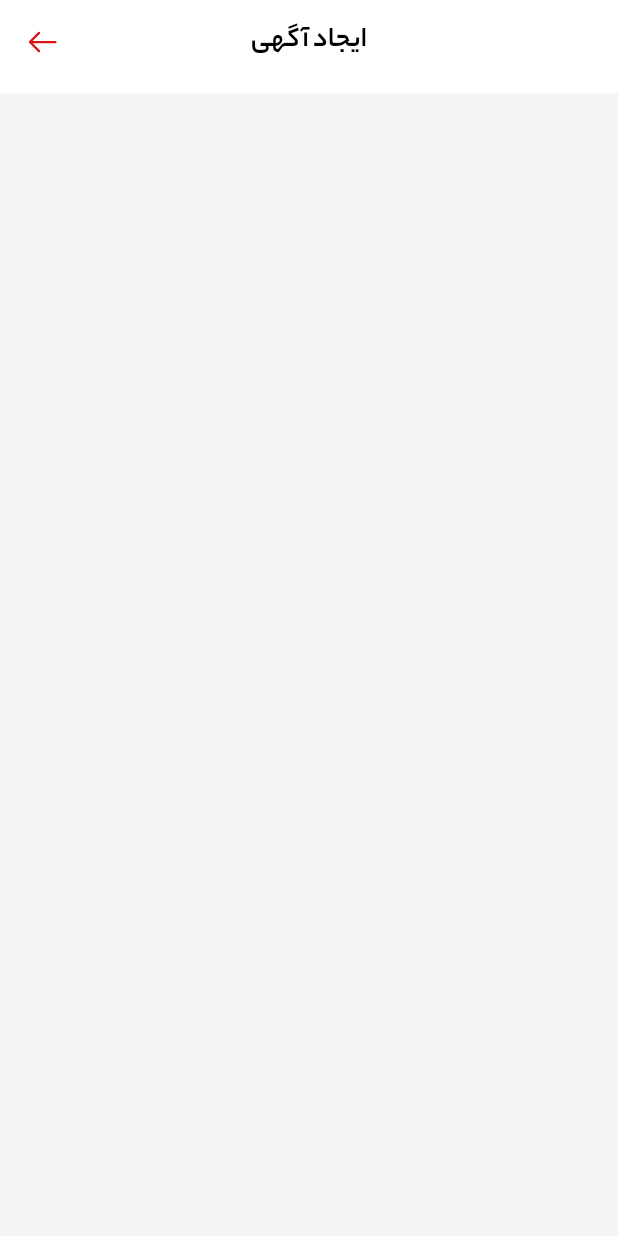
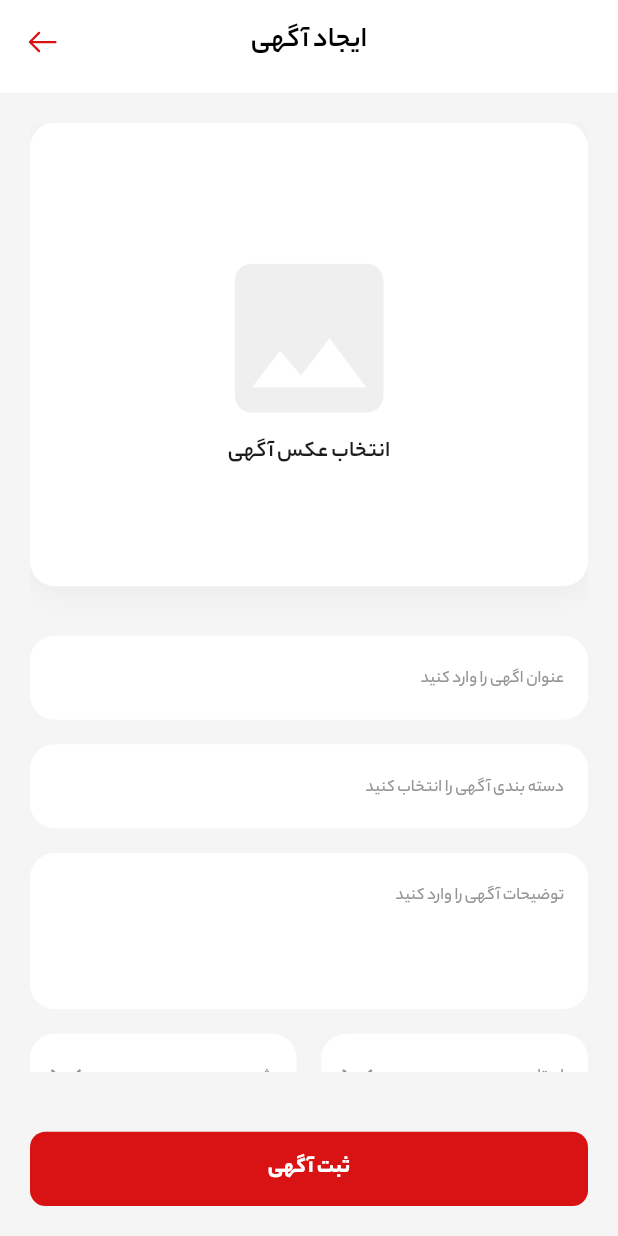
Before and after one commit to mohammad-dehghanifard/flutter_divar_clone_bloc, a Flutter app: the CreateAdsView screen opened directly, on a phone screen of 412 x 824 dp. Run offline on Flutter 3.47's test engine with Material 3 defaults, Android fonts, the phone set to English and light mode, and no system bars; our stand-ins replace bloc, cached_network_image, dio, flutter_bloc, flutter_svg, image_picker and 3 more; accounts and stored records are empty.

Commit message:
completed create ads view ui

```diff
--- a/lib/features/ads/presentation/views/create/create_ads_view.dart
+++ b/lib/features/ads/presentation/views/create/create_ads_view.dart
@@ -1,13 +1,100 @@
 import 'package:flutter/material.dart';
+import 'package:flutter_divar_clone_bloc/core/common/constants/distances.dart';
+import 'package:flutter_divar_clone_bloc/core/common/constants/ui_colors.dart';
+import 'package:flutter_divar_clone_bloc/core/common/widgets/custom_button_widget.dart';
 import 'package:flutter_divar_clone_bloc/core/common/widgets/page_app_bar_widget.dart';
+import 'package:flutter_divar_clone_bloc/core/common/widgets/text_field_widget.dart';
+import 'package:flutter_divar_clone_bloc/gen/assets.gen.dart';
+import 'package:responsive_sizer/responsive_sizer.dart';
 
 class CreateAdsView extends StatelessWidget {
   const CreateAdsView({super.key});
 
   @override
   Widget build(BuildContext context) {
-    return const Scaffold(
-      appBar: PageAppBarWidget(title: "ایجاد آگهی"),
+    return Scaffold(
+      appBar: const PageAppBarWidget(title: "ایجاد آگهی"),
+      bottomNavigationBar: Padding(
+        padding: const EdgeInsets.all(Distances.bodyMargin),
+        child: CustomButtonWidget(onTap: () {}, text: "ثبت آگهی"),
+      ),
+      body: Padding(
+        padding: const EdgeInsets.all(Distances.bodyMargin),
+        child: SingleChildScrollView(
+          child: Column(
+            children: [
+              // ads image
+              GestureDetector(
+                onTap: () {
+
+                },
+                child: Container(
+                  width: double.infinity,
+                  height: 75.w,
+                  decoration: BoxDecoration(
+                    borderRadius: BorderRadius.circular(4.w),
+                    color: UiColors.whiteColor,
+                    boxShadow: [
+                      BoxShadow(
+                        color: UiColors.borderColor.withOpacity(0.10),
+                        blurRadius: 15,
+                        offset: const Offset(0, 5)
+                      )
+                    ]
+                  ),
+                  child: Column(
+                    mainAxisAlignment: MainAxisAlignment.center,
+                    children: [
+                      Icon(Icons.image,size: 32.w,color: UiColors.greyColor),
+                      Text("انتخاب عکس آگهی",style: TextStyle(fontSize: 16.sp,fontWeight: FontWeight.w700))
+                    ],
+                  ),
+                ),
+              ),
+              SizedBox(height: 8.w),
+              // ads title
+              const TextFieldWidget(
+                hintText: "عنوان اگهی را وارد کنید",
+              ),
+              SizedBox(height: 4.w),
+              // ads category
+              const TextFieldWidget(
+                hintText: "دسته بندی آگهی را انتخاب کنید",
+                readOnly: true,
+              ),
+              SizedBox(height: 4.w),
+              // ads description
+              const TextFieldWidget(
+                hintText: "توضیحات آگهی را وارد کنید",
+                maxLines: 3,
+              ),
+              SizedBox(height: 4.w),
+              // province and city
+              Row(
+                children: [
+                  Expanded(
+                      child: TextFieldWidget(
+                          onTap: () {
+
+                          },
+                          hintText: "استان",
+                          readOnly: true,
+                          iconPath: Assets.svgs.arrowDown)),
+                  SizedBox(width: 4.w),
+                  Expanded(
+                      child: TextFieldWidget(
+                          onTap: () {
+
+                          },
+                          hintText: "شهر",
+                          readOnly: true,
+                          iconPath: Assets.svgs.arrowDown)),
+                ],
+              ),
+            ],
+          ),
+        ),
+      ),
     );
   }
 }
--- a/lib/features/home/presentation/views/home_view.dart
+++ b/lib/features/home/presentation/views/home_view.dart
@@ -31,7 +31,7 @@ class _HomeViewState extends State<HomeView> {
     // app bar
     final Widget appBar = Container(
       width: double.infinity,
-      padding: EdgeInsets.symmetric(horizontal: 4.w, vertical: 3.w),
+      padding: EdgeInsets.only(top: 8.w,left: 6.w,right: 6.w,bottom: 2.w),
       decoration: BoxDecoration(
         color: UiColors.whiteColor,
         boxShadow: [
@@ -103,8 +103,7 @@ class _HomeViewState extends State<HomeView> {
       }
     },);
 
-    return SafeArea(
-      child: BlocConsumer<HomeCubit, HomeState>(
+    return BlocConsumer<HomeCubit, HomeState>(
       listener: (context, state) {
         if(state.homeStatus is HomeLoadDataErrorStatus) {
           final errorMessage = (state.homeStatus as HomeLoadDataErrorStatus).errorMessage;
@@ -129,7 +128,6 @@ class _HomeViewState extends State<HomeView> {
           throw Exception("state inValid.....");
         }
       },
-      ),
     );
   }
 }
```
Lines whose indentation alone changed are shown as unchanged.
